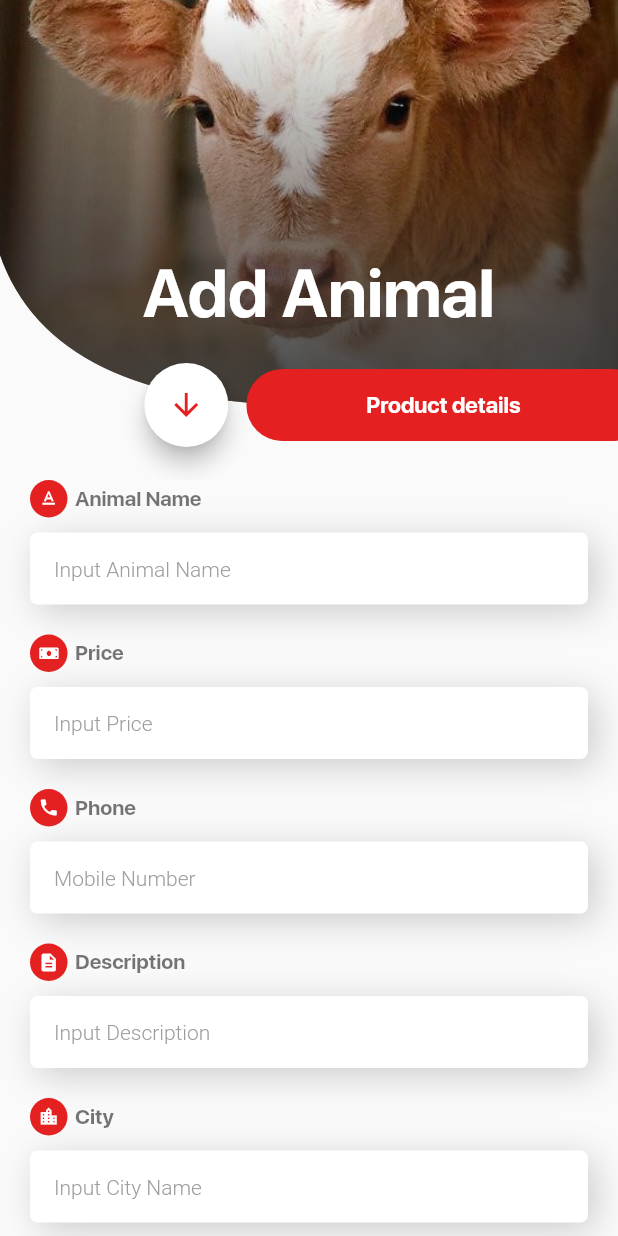
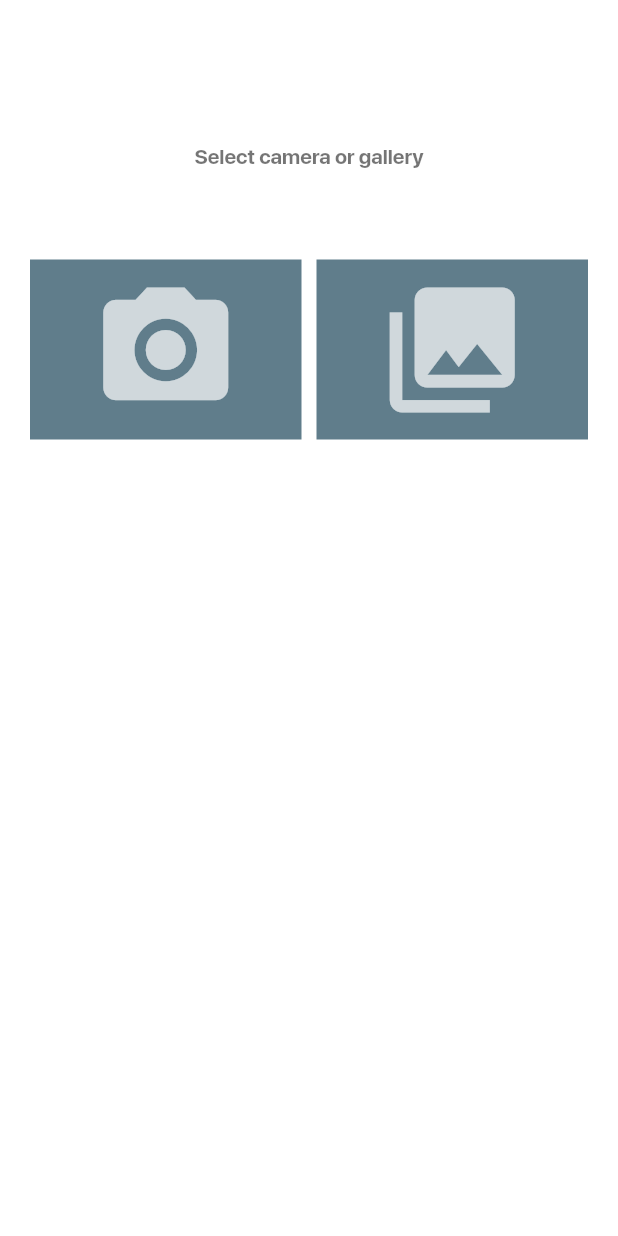
Before and after one commit to Haraprosad/farming_project, a Flutter app: the screen it shows after launch, on a phone screen of 412 x 824 dp. Run offline on Flutter 3.47's test engine with Material 2 defaults, Android fonts, the phone set to English and light mode, and no system bars; our stand-ins replace auto_route, font_awesome_flutter, geolocator, image_picker.

Commit message:
Animal add ui

```diff
--- a/lib/app.dart
+++ b/lib/app.dart
@@ -1,11 +1,11 @@
-import 'package:farming_project/ui/product_details_ui.dart';
+import 'package:farming_project/shared/image_picker_cropper.dart';
 import 'package:flutter/material.dart';
 
 class MyApp extends StatelessWidget {
   @override
   Widget build(BuildContext context) {
     return MaterialApp(
-      home: ProductDetailsUI(),
+      home: ImagePickerCropper(),
     );
   }
 }
--- a/lib/shared/colors.dart
+++ b/lib/shared/colors.dart
@@ -1,3 +1,4 @@
 import 'package:flutter/material.dart';
 
 final Color clearRed = Color(0xFFE52020);
+final Color clearBlue = Colors.blueAccent;
--- /dev/null
+++ b/lib/shared/image_picker_cropper.dart
@@ -0,0 +1,131 @@
+import 'dart:io';
+
+import 'package:farming_project/shared/text_styles.dart';
+import 'package:flutter/material.dart';
+import 'package:image_picker/image_picker.dart';
+
+import 'constants.dart';
+
+class ImagePickerCropper extends StatefulWidget {
+  final String imageGroupName;
+
+  ImagePickerCropper({this.imageGroupName});
+
+  @override
+  _ImagePickerCropperState createState() => _ImagePickerCropperState();
+}
+
+class _ImagePickerCropperState extends State<ImagePickerCropper> {
+  //active image file
+  File _imageFile;
+
+//select an image via gallery or camera
+  Future<void> _pickImage(ImageSource source) async {
+    File selected = await ImagePicker.pickImage(source: source);
+    setState(() {
+      _imageFile = selected;
+    });
+  }
+
+  @override
+  Widget build(BuildContext context) {
+    return Scaffold(
+      backgroundColor: Colors.white,
+      appBar: AppBar(
+        elevation: 0,
+        backgroundColor: Colors.white,
+        leading: InkWell(
+          onTap: () {
+            Navigator.pop(context);
+          },
+          child: Icon(
+            Icons.arrow_back,
+            color: Colors.white70,
+          ),
+        ),
+      ),
+      body: (_imageFile == null)
+          ? Container(
+              child: Column(
+                mainAxisSize: MainAxisSize.max,
+                children: [
+                  SizedBox(
+                    height: consMedPadH,
+                  ),
+                  Container(
+                    padding: EdgeInsets.all(consMedPadH),
+                    child: Center(
+                      child: Text(
+                        "Select camera or gallery",
+                        textAlign: TextAlign.center,
+                        style: titleTextStyle,
+                      ),
+                    ),
+                  ),
+                  SizedBox(
+                    height: consMedPadH,
+                  ),
+                  Container(
+                    padding: EdgeInsets.all(consMedPadH),
+                    child: Row(
+                      children: [
+                        Expanded(
+                          child: Container(
+                            height: 120,
+                            color: Colors.blueGrey,
+                            child: IconButton(
+                              icon: Icon(
+                                Icons.photo_camera,
+                                color: Colors.white70,
+                                size: 100,
+                              ),
+                              onPressed: () {
+                                _pickImage(ImageSource.camera);
+                              },
+                            ),
+                          ),
+                          flex: 1,
+                        ),
+                        SizedBox(
+                          width: consSmallPad * 2,
+                        ),
+                        Expanded(
+                          child: Container(
+                            height: 120,
+                            color: Colors.blueGrey,
+                            child: IconButton(
+                              icon: Icon(
+                                Icons.photo_library,
+                                color: Colors.white70,
+                                size: 100,
+                              ),
+                              onPressed: () {
+                                _pickImage(ImageSource.gallery);
+                              },
+                            ),
+                          ),
+                          flex: 1,
+                        )
+                      ],
+                    ),
+                  ),
+                ],
+              ),
+            )
+          : ListView(
+              children: [
+                if (_imageFile != null) ...[
+                  Image.file(
+                    _imageFile,
+                    width: MediaQuery.of(context).size.width,
+                    height: MediaQuery.of(context).size.height / 1.5,
+                  ),
+                  SizedBox(
+                    height: consMedPadH,
+                  ),
+                ],
+              ],
+            ),
+    );
+  }
+}
--- a/lib/ui/product_details_ui.dart
+++ b/lib/ui/product_details_ui.dart
@@ -7,6 +7,7 @@ import 'package:flutter/cupertino.dart';
 import 'package:flutter/material.dart';
 import 'package:flutter/painting.dart';
 import 'package:font_awesome_flutter/font_awesome_flutter.dart';
+import 'package:geolocator/geolocator.dart';
 
 class ProductDetailsUI extends StatefulWidget {
   @override
@@ -14,6 +15,10 @@ class ProductDetailsUI extends StatefulWidget {
 }
 
 class _ProductDetailsUIState extends State<ProductDetailsUI> {
+  //get current address process*****************
+  Position _currentPosition;
+
+  //*********************************
   int itemCount = 3;
   @override
   Widget build(BuildContext context) {
```
Also changed, not shown: lib/routes/routes.dart (added, +10 -0 lines), lib/test.dart (added, +67 -0 lines), lib/ui/product_details_final/animal_add_ui.dart (added, +523 -0 lines), pubspec.yaml (+8 -0 lines), pubspec.lock, 2 other files.
